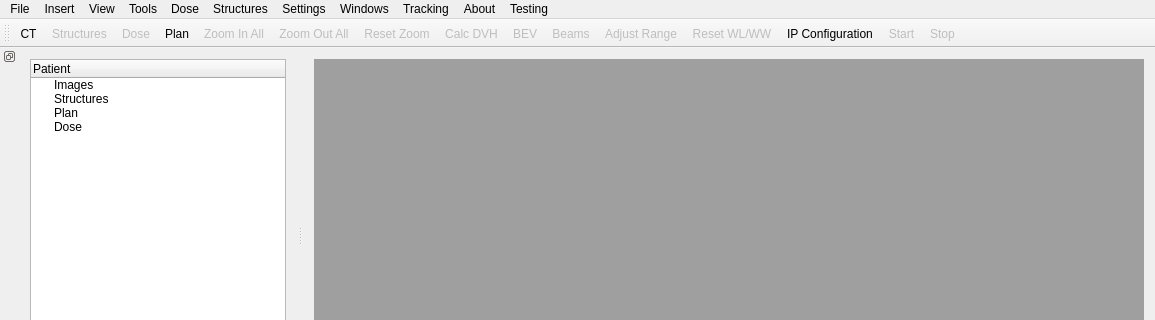
Old version of the form mainwindow.ui in the repository Jothy/KIMView; both pictures show x 0 to 1155 and y 0 to 320 of the 1155 by 663 pixel window.
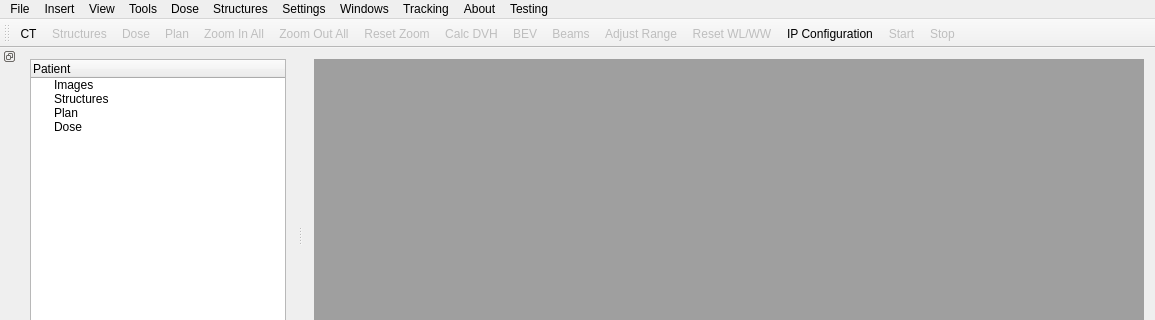
New version of the form. Icons and pictures are not drawn.

Commit message: imageViewer2D::GotoIsocentre fixed

What changed in the file:
```diff
--- a/mainwindow.ui
+++ b/mainwindow.ui
@@ -513,7 +513,7 @@
   </action>
   <action name="actionPlan">
    <property name="enabled">
-    <bool>true</bool>
+    <bool>false</bool>
    </property>
    <property name="icon">
     <iconset resource="RC.qrc">
```
The commit also changes 2 other files.
